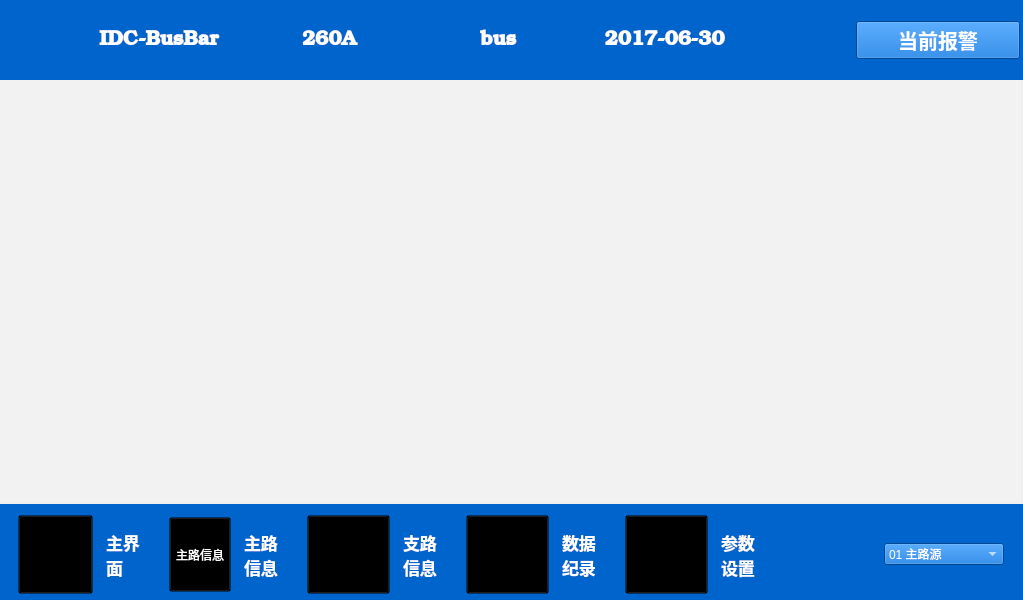
Above: BusBar-Qt/mainwindow.ui from luozhiyong131/BusBar before the change. Below: the same form after it.
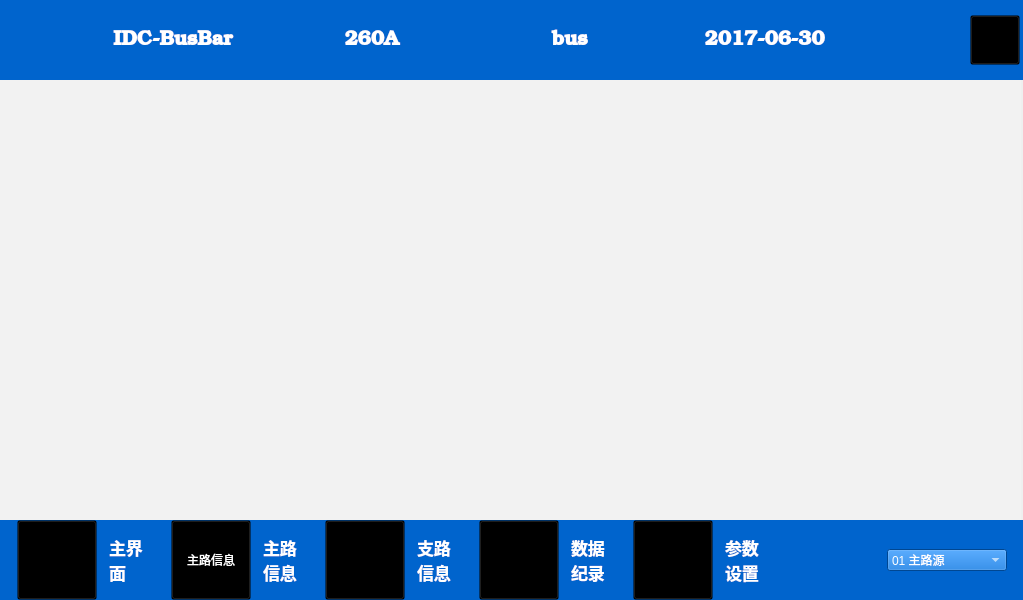
That is the form after the change. Icons and pictures are not drawn.

```diff
--- a/BusBar-Qt/mainwindow.ui
+++ b/BusBar-Qt/mainwindow.ui
@@ -20,7 +20,7 @@
       <x>0</x>
       <y>80</y>
       <width>1021</width>
-      <height>421</height>
+      <height>441</height>
      </rect>
     </property>
     <property name="styleSheet">
@@ -161,6 +161,18 @@
        </item>
        <item>
         <widget class="QPushButton" name="alarmBtn">
+         <property name="minimumSize">
+          <size>
+           <width>50</width>
+           <height>50</height>
+          </size>
+         </property>
+         <property name="maximumSize">
+          <size>
+           <width>50</width>
+           <height>50</height>
+          </size>
+         </property>
          <property name="font">
           <font>
            <family>URW Bookman L</family>
@@ -169,8 +181,21 @@
            <bold>true</bold>
           </font>
          </property>
+         <property name="styleSheet">
+          <string notr="true">background-color: transparent;</string>
+         </property>
          <property name="text">
-          <string>当前报警</string>
+          <string/>
+         </property>
+         <property name="icon">
+          <iconset resource="images.qrc">
+           <normaloff>:/new/prefix1/image/alarm.png</normaloff>:/new/prefix1/image/alarm.png</iconset>
+         </property>
+         <property name="iconSize">
+          <size>
+           <width>45</width>
+           <height>45</height>
+          </size>
          </property>
         </widget>
        </item>
@@ -182,28 +207,46 @@
     <property name="geometry">
      <rect>
       <x>0</x>
-      <y>504</y>
+      <y>520</y>
       <width>1031</width>
-      <height>101</height>
+      <height>80</height>
      </rect>
     </property>
+    <property name="minimumSize">
+     <size>
+      <width>0</width>
+      <height>80</height>
+     </size>
+    </property>
+    <property name="maximumSize">
+     <size>
+      <width>16777215</width>
+      <height>80</height>
+     </size>
+    </property>
     <property name="styleSheet">
      <string notr="true">background-color: rgb(0,100,205);
 color: rgb(255, 255, 255);</string>
     </property>
     <layout class="QHBoxLayout" name="horizontalLayout_3">
+     <property name="topMargin">
+      <number>0</number>
+     </property>
+     <property name="bottomMargin">
+      <number>0</number>
+     </property>
      <item>
       <widget class="QToolButton" name="homeBtn">
        <property name="minimumSize">
         <size>
-         <width>0</width>
-         <height>75</height>
+         <width>80</width>
+         <height>80</height>
         </size>
        </property>
        <property name="maximumSize">
         <size>
-         <width>75</width>
-         <height>16777215</height>
+         <width>80</width>
+         <height>80</height>
         </size>
        </property>
        <property name="styleSheet">
@@ -218,8 +261,8 @@
        </property>
        <property name="iconSize">
         <size>
-         <width>75</width>
-         <height>75</height>
+         <width>65</width>
+         <height>65</height>
         </size>
        </property>
        <property name="autoRepeat">
@@ -260,8 +303,14 @@
       <widget class="QToolButton" name="lineBtn">
        <property name="minimumSize">
         <size>
-         <width>0</width>
-         <height>75</height>
+         <width>80</width>
+         <height>80</height>
+        </size>
+       </property>
+       <property name="maximumSize">
+        <size>
+         <width>80</width>
+         <height>80</height>
         </size>
        </property>
        <property name="styleSheet">
@@ -276,8 +325,8 @@
        </property>
        <property name="iconSize">
         <size>
-         <width>75</width>
-         <height>75</height>
+         <width>65</width>
+         <height>65</height>
         </size>
        </property>
       </widget>
@@ -312,8 +361,14 @@
       <widget class="QToolButton" name="branchBtn">
        <property name="minimumSize">
         <size>
-         <width>0</width>
-         <height>75</height>
+         <width>80</width>
+         <height>80</height>
+        </size>
+       </property>
+       <property name="maximumSize">
+        <size>
+         <width>80</width>
+         <height>80</height>
         </size>
        </property>
        <property name="styleSheet">
@@ -328,8 +383,8 @@
        </property>
        <property name="iconSize">
         <size>
-         <width>75</width>
-         <height>75</height>
+         <width>65</width>
+         <height>65</height>
         </size>
        </property>
       </widget>
@@ -364,8 +419,14 @@
       <widget class="QToolButton" name="logBtn">
        <property name="minimumSize">
         <size>
-         <width>0</width>
-         <height>75</height>
+         <width>80</width>
+         <height>80</height>
+        </size>
+       </property>
+       <property name="maximumSize">
+        <size>
+         <width>80</width>
+         <height>80</height>
         </size>
        </property>
        <property name="styleSheet">
@@ -380,8 +441,8 @@
        </property>
        <property name="iconSize">
         <size>
-         <width>75</width>
-         <height>75</height>
+         <width>65</width>
+         <height>65</height>
         </size>
        </property>
       </widget>
@@ -416,8 +477,14 @@
       <widget class="QToolButton" name="setBtn">
        <property name="minimumSize">
         <size>
-         <width>0</width>
-         <height>75</height>
+         <width>80</width>
+         <height>80</height>
+        </size>
+       </property>
+       <property name="maximumSize">
+        <size>
+         <width>80</width>
+         <height>80</height>
         </size>
        </property>
        <property name="styleSheet">
@@ -432,8 +499,8 @@
        </property>
        <property name="iconSize">
         <size>
-         <width>75</width>
-         <height>75</height>
+         <width>65</width>
+         <height>65</height>
         </size>
        </property>
       </widget>
```
